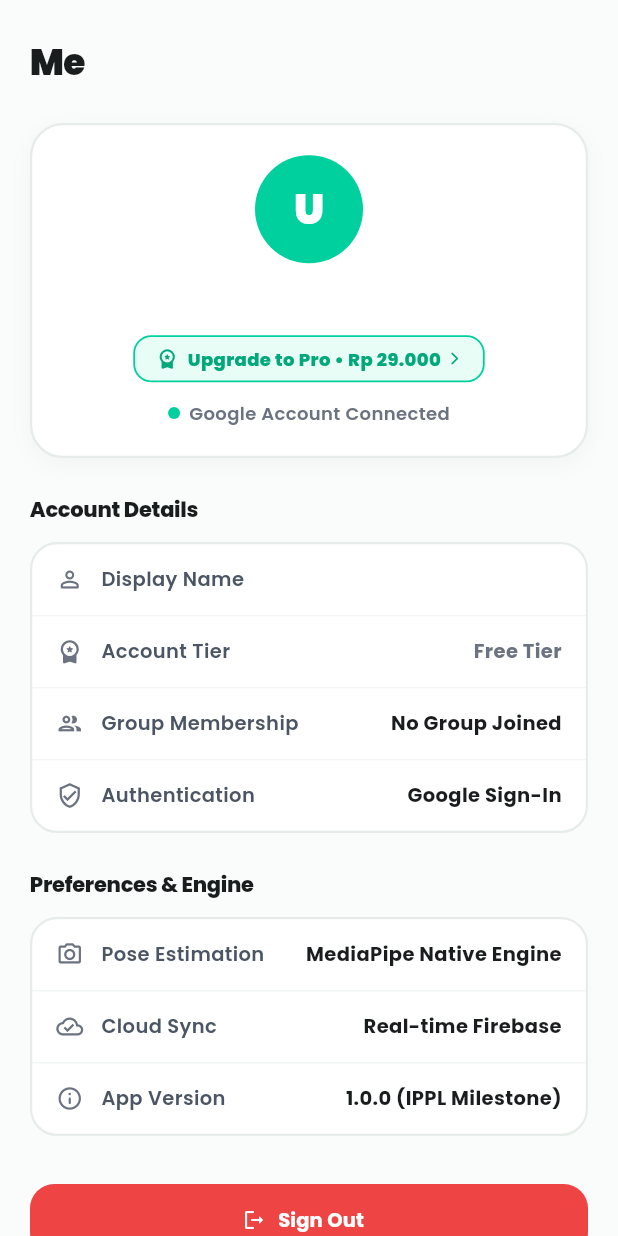
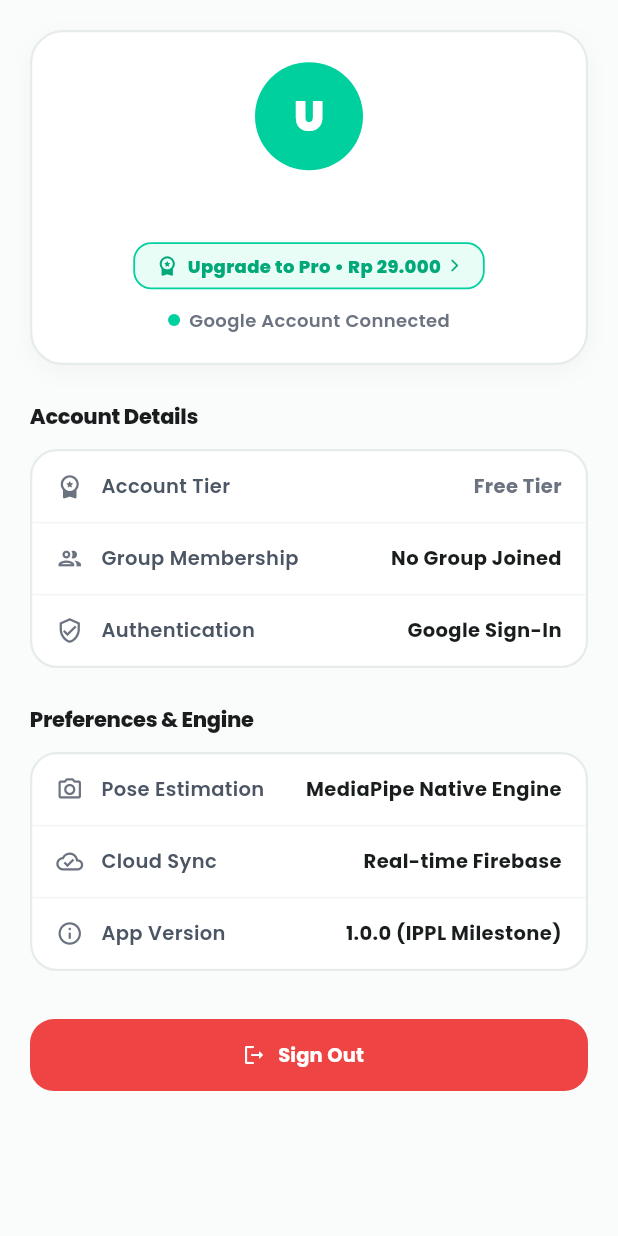
Before and after one commit to nab4bil/StreakWok, a Flutter app: the ProfileScreen screen opened directly with empty values, on a phone screen of 412 x 824 dp. Run offline on Flutter 3.47's test engine with Material 3 defaults, Android fonts, the phone set to English and light mode, and no system bars; our stand-ins replace google_fonts, google_sign_in, lottie, shared_preferences; accounts and stored records are empty.

Commit message:
perbaikin halaman Me

```diff
--- a/lib/features/profile/presentation/profile_screen.dart
+++ b/lib/features/profile/presentation/profile_screen.dart
@@ -80,23 +80,8 @@ class ProfileScreen extends StatelessWidget {
       backgroundColor: const Color(0xFFFAFCFB),
       body: SafeArea(
         child: ListView(
-          padding: const EdgeInsets.symmetric(horizontal: 20, vertical: 16),
+          padding: const EdgeInsets.symmetric(horizontal: 20, vertical: 20),
           children: [
-            // Top Header (Identical style to prototype)
-            Container(
-              padding: const EdgeInsets.symmetric(vertical: 8),
-              child: const Text(
-                'Me',
-                style: TextStyle(
-                  fontSize: 24,
-                  fontWeight: FontWeight.w900,
-                  color: Color(0xFF1A1D1E),
-                  letterSpacing: -0.4,
-                ),
-              ),
-            ),
-            const SizedBox(height: 16),
-
             // Profile Hero Card (Integrated with Pro status per UC-03)
             Container(
               padding: const EdgeInsets.all(20),
@@ -267,12 +252,6 @@ class ProfileScreen extends StatelessWidget {
               ),
               child: Column(
                 children: [
-                  _buildDetailRow(
-                    icon: Icons.person_outline_rounded,
-                    label: 'Display Name',
-                    value: userName,
-                  ),
-                  const Divider(height: 1, color: Color(0xFFF1F5F3)),
                   _buildDetailRow(
                     icon: Icons.workspace_premium_rounded,
                     label: 'Account Tier',
```
